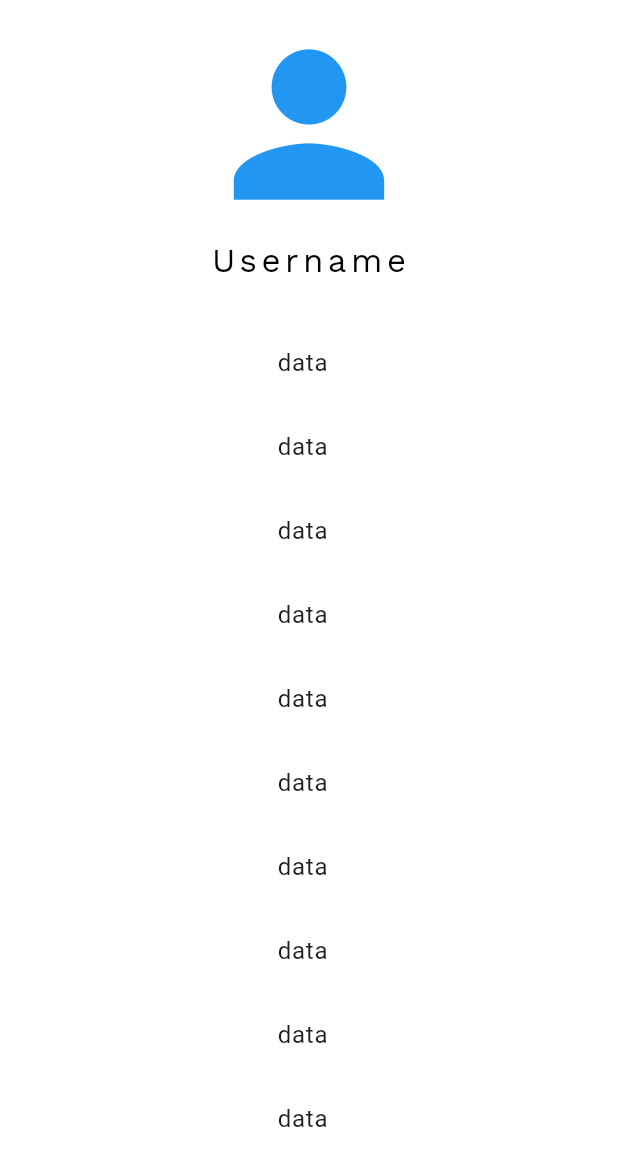
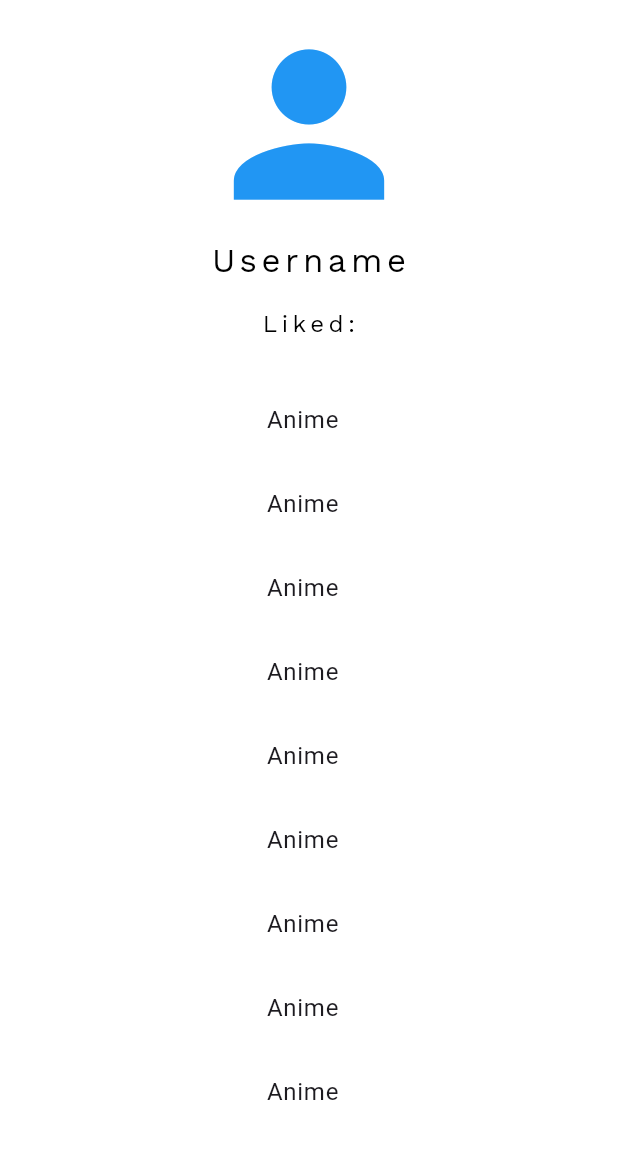
Before and after one commit to tangiersss/aniweb, a Flutter app: the UserScreen screen opened by its route, on a phone screen of 412 x 824 dp, the part 72-1236 px from its top. Run offline on Flutter 3.47's test engine with Material 3 defaults, Android fonts, the phone set to English and light mode, and no system bars; our stand-ins replace dio; network calls fail.

Commit message:
profile template

```diff
--- a/lib/features/user_screen/user_screen.dart
+++ b/lib/features/user_screen/user_screen.dart
@@ -48,6 +48,15 @@
                 fontFamily: 'WorkSans',
                 color: Colors.black),
           ),
+          const Padding(padding: EdgeInsets.only(top: 15)),
+          const Text(
+            'Liked:',
+            style: TextStyle(
+                letterSpacing: 3,
+                fontSize: 16,
+                fontFamily: 'WorkSans',
+                color: Colors.black),
+          ),
           const Padding(padding: EdgeInsets.only(top: 25)),
           Expanded(
               child: ListView.builder(
@@ -55,7 +64,7 @@
             itemBuilder: (context, index) {
               return const ListTile(
                 title: Text(
-                  'data',
+                  'Anime',
                   textAlign: TextAlign.center,
                 ),
               );
```
